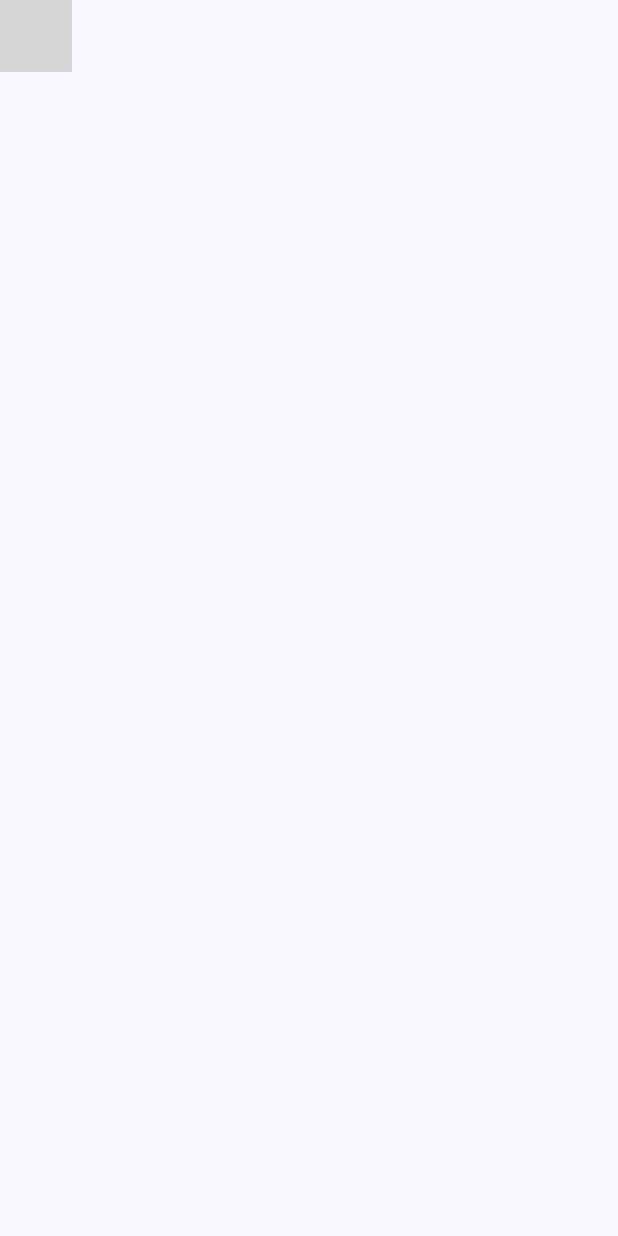
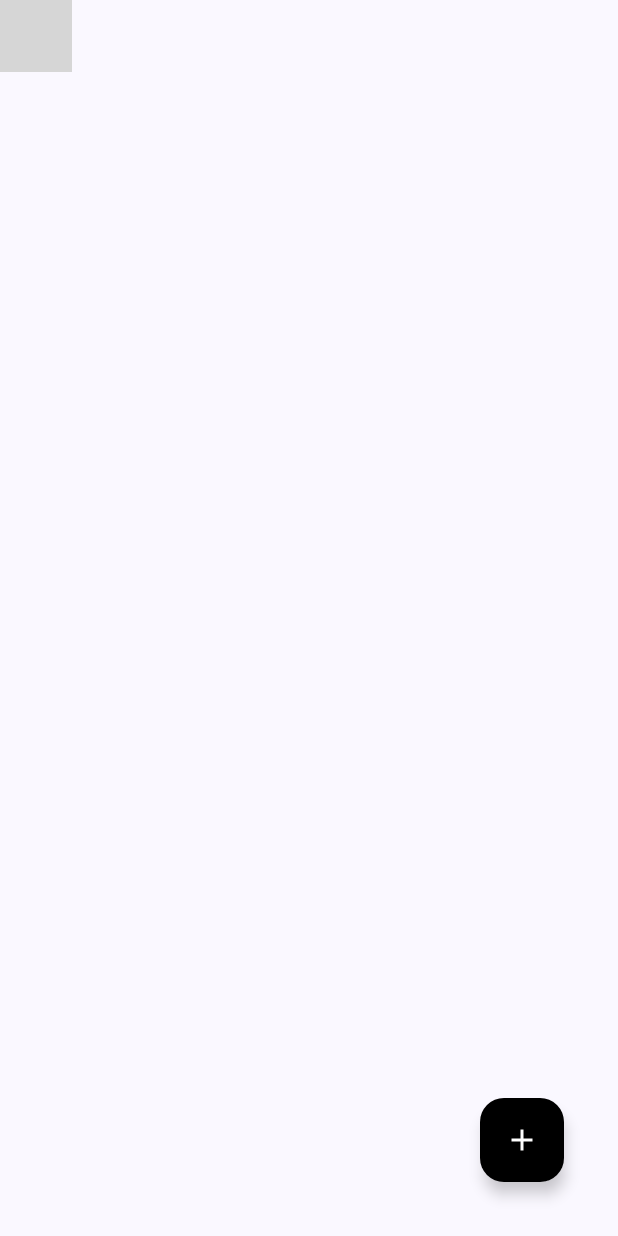
Before and after one commit to baobao0303/ApartmentManagement, an Android app built with Jetpack Compose: the screen it shows after launch (MainActivity), on a phone screen of 412 x 824 dp. Run offline under Robolectric (Android 15) with nearby library versions, the phone set to English and light mode, and no system bars; 1 statement that could not run was skipped; grey boxes are pictures that could not be loaded.

Commit message:
add add floating button

```diff
--- a/app/src/main/java/com/luaga/apartmentapp/View/HomeView.kt
+++ b/app/src/main/java/com/luaga/apartmentapp/View/HomeView.kt
@@ -4,10 +4,16 @@ import android.widget.Toast
 import androidx.compose.foundation.layout.fillMaxSize
 import androidx.compose.foundation.layout.padding
 import androidx.compose.foundation.lazy.LazyColumn
+import androidx.compose.material.icons.Icons
+import androidx.compose.material.icons.filled.Add
+import androidx.compose.material3.FloatingActionButton
+import androidx.compose.material3.Icon
 import androidx.compose.material3.Scaffold
 import androidx.compose.runtime.Composable
 import androidx.compose.ui.Modifier
+import androidx.compose.ui.graphics.Color
 import androidx.compose.ui.platform.LocalContext
+import androidx.compose.ui.unit.dp
 import com.luaga.apartmentapp.navigation.AppBar.AppBarView
 
 @Composable
@@ -21,9 +27,24 @@ fun HomeView (){
             ) {
                 Toast.makeText(context, "Button CLicked", Toast.LENGTH_LONG).show()
             }
+        },
+        floatingActionButton = {
+            FloatingActionButton(
+                modifier = Modifier.padding(all = 20.dp),
+                contentColor = Color.White,
+                containerColor = Color.Black,
+                onClick = {
+                    /*TODO Add Navigation to add screen*/
+                    Toast.makeText(context, "Floating Action Button CLicked", Toast.LENGTH_LONG).show()
+                }) {
+                Icon(imageVector = Icons.Default.Add, contentDescription = null)
+
+            }
         }
     ) {
-        LazyColumn(modifier = Modifier.fillMaxSize().padding(it)) {
+        LazyColumn(modifier = Modifier
+            .fillMaxSize()
+            .padding(it)) {
 
         }
 
```
